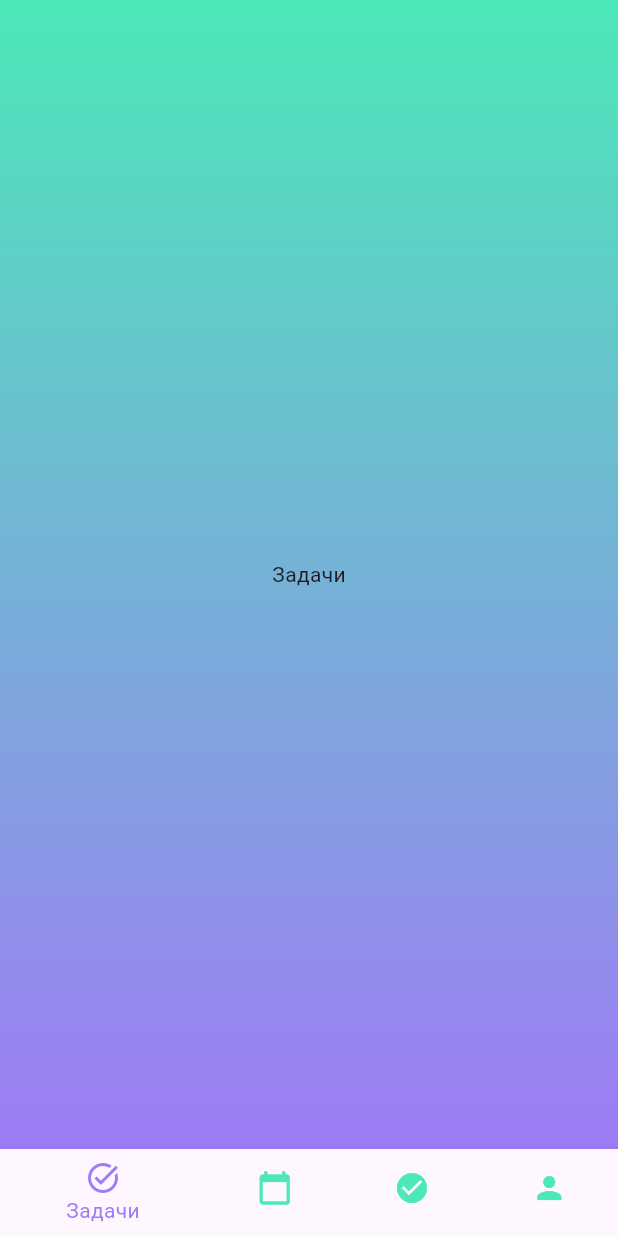
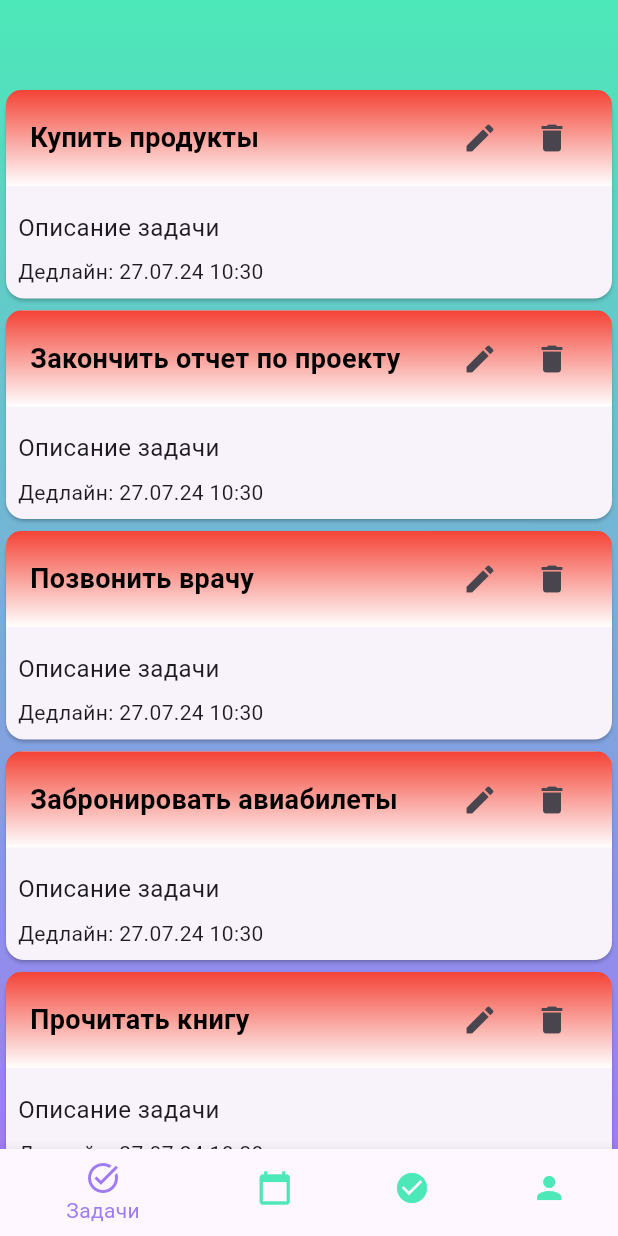
Before and after one commit to Cimwal1907/zc_dodiddone, a Flutter app: the MainPage screen opened directly, on a phone screen of 412 x 824 dp. Run offline on Flutter 3.47's test engine with Material 3 defaults, Android fonts, the phone set to English and light mode, and no system bars.

Commit message:
task settings

```diff
--- a/analysis_options.yaml
+++ b/analysis_options.yaml
@@ -7,6 +7,11 @@
 
 # The following line activates a set of recommended lints for Flutter apps,
 # packages, and plugins designed to encourage good coding practices.
+analyzer:
+  errors:
+    avoid_print: ignore
+    library_private_types_in_public_api: ignore
+    prefer_const_constructors: ignore
 include: package:flutter_lints/flutter.yaml
 
 linter:
--- a/lib/pages/main_page.dart
+++ b/lib/pages/main_page.dart
@@ -1,4 +1,5 @@
 import 'package:flutter/material.dart';
+import '../screen/all_tasks.dart';
 import '../screen/profile.dart';
 import '../theme/theme.dart';
 class MainPage extends StatefulWidget {
@@ -9,10 +10,11 @@ class MainPage extends StatefulWidget {
 class _MainPageState extends State<MainPage> {
   int _selectedIndex = 0;
   // Define the pages for each tab
-  static const List<Widget> _widgetOptions = <Widget>[
-    Text('Задачи'),
+  static final List<Widget> _widgetOptions = <Widget>[
+    TasksPage(),
     Text('Сегодня'),
     Text('Выполнено'),
+    // ignore: prefer_const_constructors
     ProfilePage(), // Use ProfilePage for the Profile tab
   ];
   void _onItemTapped(int index) {
--- /dev/null
+++ b/lib/screen/all_tasks.dart
@@ -0,0 +1,30 @@
+import 'package:flutter/material.dart';
+import '../widgets/task_item.dart';
+class TasksPage extends StatefulWidget {
+  const TasksPage({super.key});
+  @override
+  _TasksPageState createState() => _TasksPageState();
+}
+class _TasksPageState extends State<TasksPage> {
+  // Пример данных задач (замените на свой источник данных)
+  List<String> tasks = [
+    'Купить продукты',
+    'Закончить отчет по проекту',
+    'Позвонить врачу',
+    'Забронировать авиабилеты',
+    'Прочитать книгу'
+  ];
+  @override
+  Widget build(BuildContext context) {
+    return ListView.builder(
+      itemCount: tasks.length,
+      itemBuilder: (context, index) {
+        return TaskItem(
+          title: tasks[index],
+          description: 'Описание задачи',
+          deadline: DateTime.now(),
+        );
+      },
+    );
+  }
+}
--- /dev/null
+++ b/lib/widgets/task_item.dart
@@ -0,0 +1,188 @@
+import 'package:flutter/material.dart';
+import 'package:intl/intl.dart'; // Импорт пакета intl для форматирования даты
+
+class TaskItem extends StatelessWidget {
+  final String title;
+  final String description;
+  final DateTime deadline;
+  const TaskItem({
+    super.key,
+    required this.title,
+    required this.description,
+    required this.deadline,
+  });
+
+  @override
+  Widget build(BuildContext context) {
+    // Форматирование даты дедлайна
+    String formattedDeadline = DateFormat('dd.MM.yy HH:mm').format(deadline);
+    // Определение уровня срочности задачи
+    Duration timeUntilDeadline = deadline.difference(DateTime.now());
+    Color gradientStart;
+    if (timeUntilDeadline < Duration(days: 1)) {
+      // Срочная задача
+      gradientStart = Colors.red;
+    } else if (timeUntilDeadline < Duration(days: 2)) {
+      // Задача средней срочности
+      gradientStart = Colors.yellow;
+    } else {
+      // Несрочная задача
+      gradientStart = Colors.green;
+    }
+    return Card(
+      child: Column(
+        crossAxisAlignment: CrossAxisAlignment.start,
+        children: [
+          // Заголовок задачи с градиентом
+          Container(
+            padding: const EdgeInsets.symmetric(vertical: 8, horizontal: 16),
+            decoration: BoxDecoration(
+              gradient: LinearGradient(
+                begin: Alignment.topCenter,
+                end: Alignment.bottomCenter,
+                colors: [gradientStart, Colors.white],
+              ),
+              borderRadius: BorderRadius.only(
+                  topLeft: Radius.circular(10), topRight: Radius.circular(10)),
+            ),
+            child: Row(
+              children: [
+                Expanded(
+                  child: Text(
+                    title,
+                    style: const TextStyle(
+                      fontSize: 18,
+                      fontWeight: FontWeight.bold,
+                      color: Colors.black, // Цвет текста для лучшей читаемости
+                    ),
+                  ),
+                ),
+                // Кнопка редактирования
+                IconButton(
+                  onPressed: () {
+                    // Обработка нажатия на кнопку редактирования
+                    // Например, можно открыть диалог редактирования
+                    print('Редактировать задачу');
+                  },
+                  icon: const Icon(Icons.edit),
+                ),
+                // Кнопка удаления
+                IconButton(
+                  onPressed: () {
+                    // Обработка нажатия на кнопку удаления
+                    // Например, можно показать диалог подтверждения удаления
+                    print('Удалить задачу');
+                  },
+                  icon: const Icon(Icons.delete),
+                ),
+              ],
+            ),
+          ),
+          const SizedBox(height: 8),
+          Padding(
+            padding: const EdgeInsets.all(8.0),
+            child: Column(
+              crossAxisAlignment: CrossAxisAlignment.start,
+              children: [
+                Text(
+                  description,
+                  style: const TextStyle(fontSize: 16),
+                ),
+                const SizedBox(height: 8),
+                Text(
+                  'Дедлайн: $formattedDeadline',
+                  style: const TextStyle(fontSize: 14),
+                ),
+              ],
+            ),
+          )
+        ],
+      ),
+    );
+  }
+}
+
+
+// import 'package:flutter/material.dart';
+// import 'package:intl/intl.dart'; // Импорт пакета intl для форматирования даты
+// class TaskItem extends StatelessWidget {
+//   final String title;
+//   final String description;
+//   final DateTime deadline;
+//   const TaskItem({
+//     super.key,
+//     required this.title,
+//     required this.description,
+//     required this.deadline,
+//   });
+//   @override
+//   Widget build(BuildContext context) {
+//     // Форматирование даты дедлайна
+//     String formattedDeadline = DateFormat('dd.MM.yy HH:mm').format(deadline);
+//     // Определение уровня срочности задачи
+//     Duration timeUntilDeadline = deadline.difference(DateTime.now());
+//     Color gradientStart;
+//     if (timeUntilDeadline < Duration(days: 1)) {
+//       // Срочная задача
+//       gradientStart = Colors.red;
+//     } else if (timeUntilDeadline < Duration(days: 2)) {
+//       // Задача средней срочности
+//       gradientStart = Colors.yellow;
+//     } else {
+//       // Несрочная задача
+//       gradientStart = Colors.green;
+//     }
+//     return Card(
+//       child: Column(
+//         crossAxisAlignment: CrossAxisAlignment.start,
+//         children: [
+//           // Заголовок задачи с градиентом
+//           Container(
+//             padding: const EdgeInsets.symmetric(vertical: 8, horizontal: 16),
+//             decoration: BoxDecoration(
+//               gradient: LinearGradient(
+//                 begin: Alignment.topCenter,
+//                 end: Alignment.bottomCenter,
+//                 colors: [gradientStart, Colors.white],
+//               ),
+//               borderRadius: BorderRadius.only(
+//                 topLeft: Radius.circular(10),
+//                 topRight: Radius.circular(10)),
+//             ),
+//             child: Row(
+//               children: [
+//                 Expanded(
+//                   child: Text(
+//                     title,
+//                     style: const TextStyle(
+//                       fontSize: 18,
+//                       fontWeight: FontWeight.bold,
+//                       color: Colors.black, // Цвет текста для лучшей читаемости
+//                     ),
+//                   ),
+//                 ),
+//               ],
+//             ),
+//           ),
+//           const SizedBox(height: 8),
+//           Padding(
+//             padding: const EdgeInsets.all(8.0),
+//             child: Column(
+//               crossAxisAlignment: CrossAxisAlignment.start,
+//               children: [
+//               Text(
+//                   description,
+//                   style: const TextStyle(fontSize: 16),
+//                 ),
+//                 const SizedBox(height: 8),
+//                 Text(
+//                   'Дедлайн: $formattedDeadline',
+//                   style: const TextStyle(fontSize: 14),
+//                 ),
+//             ],),
+//           )
+//         ],
+//       ),
+//     );
+//   }
+// }
--- a/pubspec.yaml
+++ b/pubspec.yaml
@@ -8,6 +8,7 @@ dependencies:
   flutter:
     sdk: flutter
   cupertino_icons: ^1.0.6
+  intl: ^0.19.0
 dev_dependencies:
   flutter_test:
     sdk: flutter
```
Also changed, not shown: pubspec.lock.
